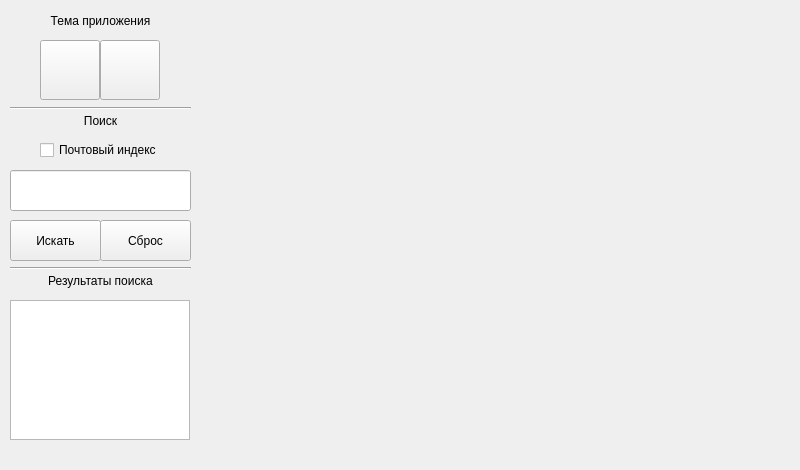
Qt form files/ui.ui (kartash-me/yandex-maps) before a commit.
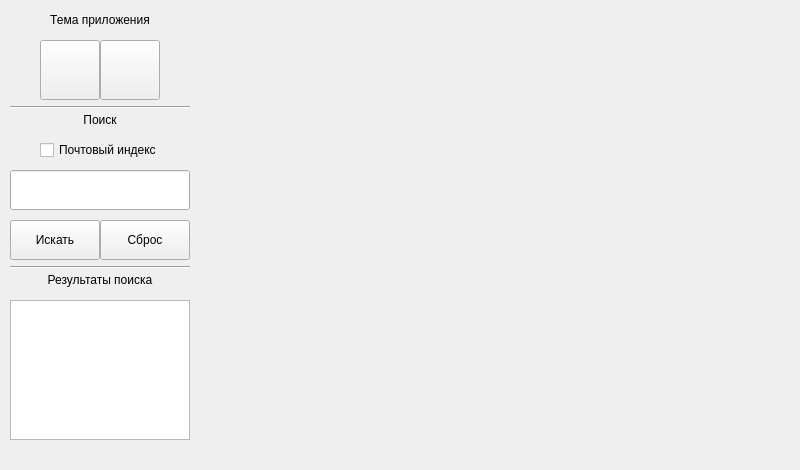
The same form after that commit.

What changed in the file:
```diff
--- a/files/ui.ui
+++ b/files/ui.ui
@@ -61,8 +61,8 @@
      <rect>
       <x>30</x>
       <y>10</y>
-      <width>141</width>
-      <height>21</height>
+      <width>140</width>
+      <height>20</height>
      </rect>
     </property>
     <property name="font">
@@ -82,8 +82,8 @@
      <rect>
       <x>10</x>
       <y>220</y>
-      <width>91</width>
-      <height>41</height>
+      <width>90</width>
+      <height>40</height>
      </rect>
     </property>
     <property name="text">
@@ -95,8 +95,8 @@
      <rect>
       <x>10</x>
       <y>170</y>
-      <width>181</width>
-      <height>41</height>
+      <width>180</width>
+      <height>40</height>
      </rect>
     </property>
    </widget>
@@ -105,8 +105,8 @@
      <rect>
       <x>100</x>
       <y>220</y>
-      <width>91</width>
-      <height>41</height>
+      <width>90</width>
+      <height>40</height>
      </rect>
     </property>
     <property name="text">
@@ -118,8 +118,8 @@
      <rect>
       <x>10</x>
       <y>100</y>
-      <width>181</width>
-      <height>16</height>
+      <width>180</width>
+      <height>15</height>
      </rect>
     </property>
     <property name="orientation">
@@ -131,8 +131,8 @@
      <rect>
       <x>30</x>
       <y>110</y>
-      <width>141</width>
-      <height>21</height>
+      <width>140</width>
+      <height>20</height>
      </rect>
     </property>
     <property name="font">
@@ -162,8 +162,8 @@
      <rect>
       <x>30</x>
       <y>270</y>
-      <width>141</width>
-      <height>21</height>
+      <width>140</width>
+      <height>20</height>
      </rect>
     </property>
     <property name="font">
@@ -183,8 +183,8 @@
      <rect>
       <x>10</x>
       <y>260</y>
-      <width>181</width>
-      <height>16</height>
+      <width>180</width>
+      <height>15</height>
      </rect>
     </property>
     <property name="orientation">
```
